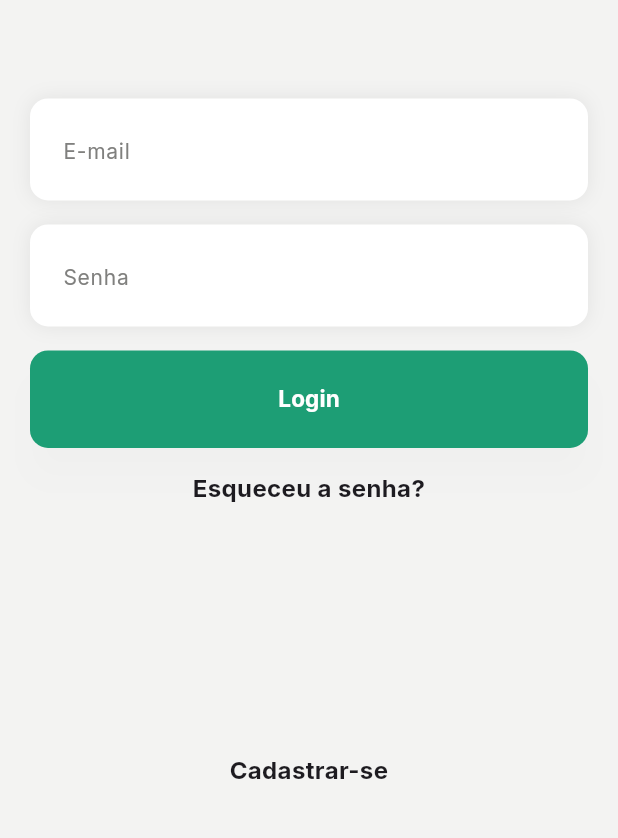
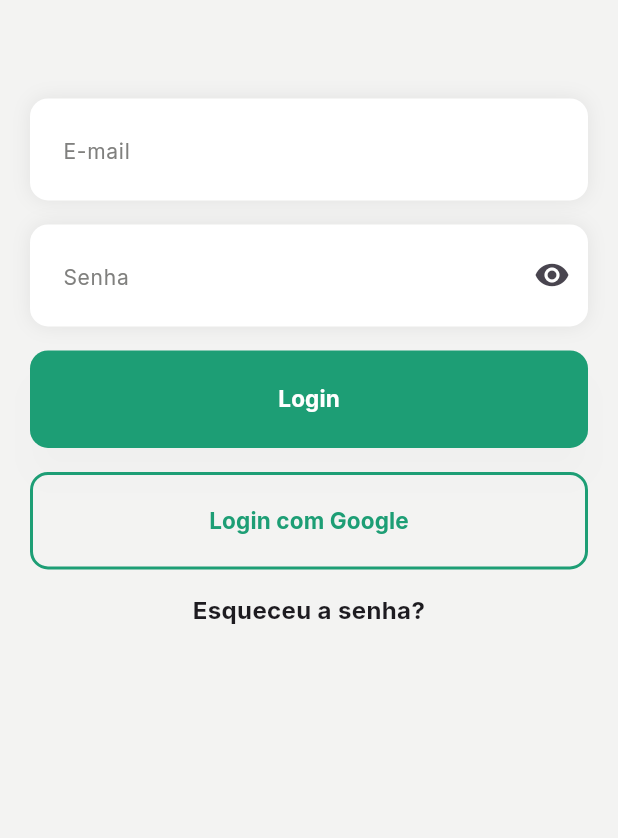
Before and after one commit to ChristopherEdlly/movecity, a Flutter app: the screen it shows after launch, on a phone screen of 412 x 824 dp, the part 398-1236 px from its top. Run offline on Flutter 3.47's test engine with Material 3 defaults, Android fonts, the phone set to English and light mode, and no system bars; our stand-ins replace cloud_firestore, firebase_auth, firebase_core; accounts and stored records are empty.

Commit message:
conexao das telas forgot_password_screen.dart,  login_screen.dart e register_screen.dart ao firebase, criacao do  auth_service.dart

```diff
--- a/lib/auth/login_screen.dart
+++ b/lib/auth/login_screen.dart
@@ -1,5 +1,6 @@
 import 'package:flutter/material.dart';
 import 'package:movecity/app_routes.dart';
+import 'package:movecity/core/services/auth_service.dart';
 
 class LoginScreen extends StatefulWidget {
   const LoginScreen({super.key});
@@ -14,7 +15,7 @@ class _LoginScreenState extends State<LoginScreen> {
   final _emailController = TextEditingController();
   final _senhaController = TextEditingController();
   bool _isLoading = false;
-
+  bool _mostrarSenha = false;
 
   final Color brandGreen = const Color(0xFF1D9E75);
 
@@ -38,10 +39,10 @@ class _LoginScreenState extends State<LoginScreen> {
 
 
 
-    final emailRegex = RegExp(r'^[\w-\.]+@([\w-]+\.)+[\w-]{2,4}$');
+    final emailRegex = RegExp(r'^[\w.-]+@souunit\.com\.br$');
     if (!emailRegex.hasMatch(_emailController.text.trim())) {
       ScaffoldMessenger.of(context).showSnackBar(
-        const SnackBar(content: Text('Por favor, insira um e-mail válido.')),
+        const SnackBar(content: Text('Somente contas @souunit.com.br podem acessar o sistema.')),
       );
       return;
     }
@@ -51,14 +52,19 @@ class _LoginScreenState extends State<LoginScreen> {
 
 
     try {
-      await Future.delayed(const Duration(seconds: 2));
+      await AuthService().login(
+        _emailController.text.trim(),
+        _senhaController.text.trim(),
+      );
       if (mounted) {
         Navigator.pushReplacementNamed(context, AppRoutes.home);
       }
-    } catch (e) {
+        } catch (e) {
       if (mounted) {
         ScaffoldMessenger.of(context).showSnackBar(
-          SnackBar(content: Text('Não foi possível fazer login. Tente novamente.')),
+          SnackBar(
+            content: Text(e.toString().replaceFirst('Exception: ', '')),
+          ),
         );
       }
     } finally {
@@ -89,20 +95,62 @@ class _LoginScreenState extends State<LoginScreen> {
                     Text(
                       'MOVE CITY',
                       textAlign: TextAlign.center,
-                      style: TextStyle(fontSize: MediaQuery.of(context).size.width * 0.1, fontWeight: FontWeight.bold, color: Color(0xFF1D9E75)),
+                      style: TextStyle(fontSize: MediaQuery.of(context).size.width * 0.1, fontWeight: FontWeight.bold, color: brandGreen),
                     ),
                     SizedBox(
                       height: MediaQuery.of(context).size.height * 0.08,
                     ),
                     _buildTextField(controller: _emailController, hint: 'E-mail'),
                     const SizedBox(height: 16),
-                    _buildTextField(controller: _senhaController, hint: 'Senha', obscure: true),
+                    _buildTextField(
+                        controller: _senhaController,
+                        hint: 'Senha',
+                        obscure: !_mostrarSenha,
+                        suffixIcon: IconButton(
+                          icon: Icon(
+                            _mostrarSenha
+                                ? Icons.visibility_off
+                                : Icons.visibility,
+                          ),
+                          onPressed: () {
+                            setState(() {
+                              _mostrarSenha = !_mostrarSenha;
+                            });
+                          },
+                        ),
+                      ),
                     const SizedBox(height: 16),
                     ElevatedButton(
                       onPressed: _isLoading ? null : _fazerLogin,
                       style: ElevatedButton.styleFrom(backgroundColor: brandGreen, elevation: 10, shadowColor: Colors.black.withOpacity(0.07), padding: const EdgeInsets.symmetric(vertical: 22), shape: RoundedRectangleBorder(borderRadius: BorderRadius.circular(12))),
                       child: _isLoading ? const CircularProgressIndicator(color: Colors.white) : const Text('Login', style: TextStyle(color: Colors.white, fontWeight: FontWeight.bold,  fontSize: 15)),
                     ),
+
+                    const SizedBox(height: 16),
+
+                 OutlinedButton(
+                  onPressed: () {
+
+                  },
+                  style: OutlinedButton.styleFrom(
+                    padding: const EdgeInsets.symmetric(vertical: 22),
+                    shape: RoundedRectangleBorder(
+                      borderRadius: BorderRadius.circular(12),
+                    ),
+                    side: BorderSide(
+                      color: brandGreen,
+                      width: 2,
+                    ),
+                  ),
+                  child:  Text(
+                    'Login com Google',
+                    style: TextStyle(
+                      color: brandGreen,
+                      fontWeight: FontWeight.bold,
+                      fontSize: 15,
+                    ),
+                  ),
+                ),
                     const SizedBox(height: 16),
                     GestureDetector(
                         onTap: () => Navigator.pushNamed(
@@ -139,12 +187,12 @@ class _LoginScreenState extends State<LoginScreen> {
   }
 
 
-  Widget _buildTextField({required TextEditingController controller, required String hint, bool obscure = false}) {
+  Widget _buildTextField({required TextEditingController controller, required String hint, bool obscure = false, Widget? suffixIcon,}) {
     return Container(
       decoration: BoxDecoration(color: Colors.white, borderRadius: BorderRadius.circular(12), boxShadow: [BoxShadow(color: Colors.black.withOpacity(0.07), blurRadius: 10)]),
       child: TextField(controller: controller, obscureText: obscure, decoration: InputDecoration(hintText: hint,    hintStyle: const TextStyle(fontWeight:FontWeight.normal,
        fontSize: 14, color: Color(0xFF80807E),),
-      contentPadding: const EdgeInsets.all(22), border: InputBorder.none)),
+      contentPadding: const EdgeInsets.all(22), border: InputBorder.none, suffixIcon: suffixIcon)),
     );
   }
 }
--- a/pubspec.yaml
+++ b/pubspec.yaml
@@ -36,6 +36,8 @@ dependencies:
   cupertino_icons: ^1.0.8
   firebase_core: ^4.9.0
   cloud_firestore: ^6.4.1
+  firebase_auth: ^6.5.2
+  url_launcher: ^6.3.2
 
 dev_dependencies:
   flutter_test:
```
Also changed, not shown: lib/auth/forgot_password_screen.dart (+54 -54 lines), lib/auth/register_screen.dart (+71 -22 lines), lib/core/services/auth_service.dart (added, +73 -0 lines), pubspec.lock, 5 other files.
